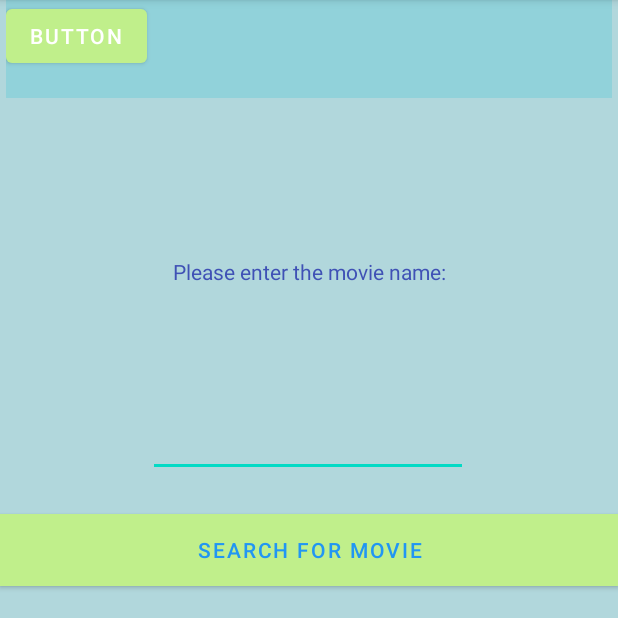
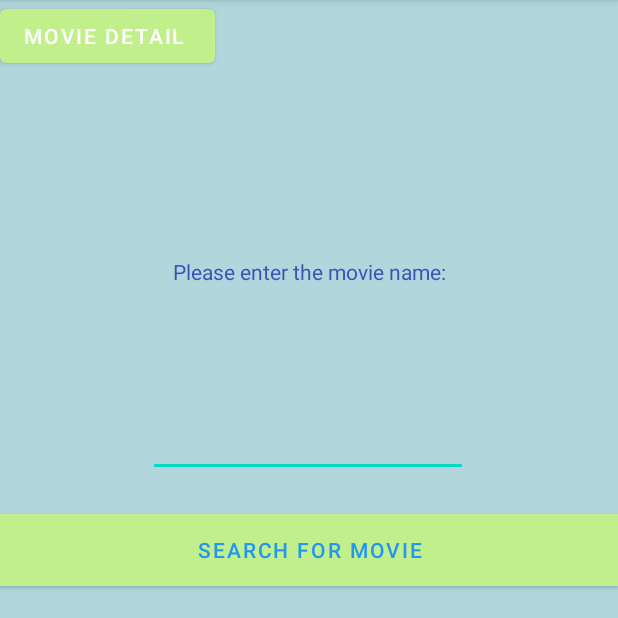
Before and after one commit to HenryLeungProgrammer/LabsRepository, an Android app: the screen it shows after launch (MainActivity), on a phone screen of 412 x 824 dp, the part 84-702 px from its top. Run offline under Robolectric (Android 15) with nearby library versions, the phone set to English and light mode, and no system bars.

Commit message:
final step

```diff
--- a/app/src/main/java/algonquin/cst2335/mylab5/MainActivity.java
+++ b/app/src/main/java/algonquin/cst2335/mylab5/MainActivity.java
@@ -1,5 +1,6 @@
 package algonquin.cst2335.mylab5;
 
+import androidx.appcompat.app.AlertDialog;
 import androidx.appcompat.app.AppCompatActivity;
 import androidx.fragment.app.FragmentManager;
 import androidx.fragment.app.FragmentTransaction;
@@ -9,6 +10,7 @@ import android.view.View;
 import android.widget.Button;
 import android.widget.EditText;
 import android.widget.TextView;
+import android.widget.Toast;
 
 // new classes stuff
 import org.xmlpull.v1.XmlPullParser;
@@ -35,6 +37,8 @@ public class MainActivity extends AppCompatActivity {
 
 
     String title, year, rating, runtime, mainActors, plot, URLofPoster;
+    Button detailButton;
+    String writer, country, director;
 
     @Override
     protected void onCreate(Bundle savedInstanceState) {
@@ -88,6 +92,9 @@ public class MainActivity extends AppCompatActivity {
                                    mainActors = xpp.getAttributeValue(null, "actors");
                                    plot = xpp.getAttributeValue(null, "plot");
                                    URLofPoster = xpp.getAttributeValue(null, "poster");
+                                   country = xpp.getAttributeValue(null, "country");
+                                   writer = xpp.getAttributeValue(null, "writer");
+                                   director = xpp.getAttributeValue(null, "director");
 
                                }
                                else if(xpp.getName().equals("weather")){
@@ -146,6 +153,22 @@ public class MainActivity extends AppCompatActivity {
 
         });
 
+        Toast.makeText(getApplicationContext(), "Welcome!",
+                Toast.LENGTH_SHORT).show();
+        detailButton = findViewById(R.id.detailButton);
+        detailButton.setOnClickListener( click -> {
+            AlertDialog.Builder dialog = new AlertDialog.Builder(this);
+            dialog.setTitle("Other Details");
+            //dialog.setIcon(R.drawable.dictation2_64);
+            dialog.setMessage("\n" + "Country: " + country + "\n\n" + "Director: " + director + "\n\n" + "Writer: " + writer);
+
+            // (3)设置dialog可否被取消
+            dialog.setCancelable(true);
+
+            // (4)显示出来
+            dialog.show();
+
+        });
 
     }
 
--- a/app/src/main/res/layout/activity_main.xml
+++ b/app/src/main/res/layout/activity_main.xml
@@ -140,20 +140,13 @@
         app:layout_constraintStart_toStartOf="parent"
         app:layout_constraintTop_toBottomOf="@+id/button" />
 
-    <FrameLayout
-        android:id="@+id/fragmentRoom"
-        android:layout_width="404dp"
-        android:layout_height="65dp"
-        android:background="@color/clr_normal"
-        app:layout_constraintEnd_toEndOf="parent"
+
+    <Button
+        android:id="@+id/detailButton"
+        android:layout_width="wrap_content"
+        android:layout_height="wrap_content"
+        android:text="Movie Detail "
         app:layout_constraintStart_toStartOf="parent"
-        app:layout_constraintTop_toTopOf="parent" >
-
-        <Button
-            android:id="@+id/shop"
-            android:layout_width="wrap_content"
-            android:layout_height="wrap_content"
-            android:text="Button" />
-    </FrameLayout>
+        app:layout_constraintTop_toTopOf="parent" />
 
 </androidx.constraintlayout.widget.ConstraintLayout>
--- /dev/null
+++ b/app/src/main/res/layout/fragment_layout.xml
@@ -0,0 +1,6 @@
+<?xml version="1.0" encoding="utf-8"?>
+<androidx.constraintlayout.widget.ConstraintLayout xmlns:android="http://schemas.android.com/apk/res/android"
+    android:layout_width="match_parent"
+    android:layout_height="match_parent">
+
+</androidx.constraintlayout.widget.ConstraintLayout>
```
